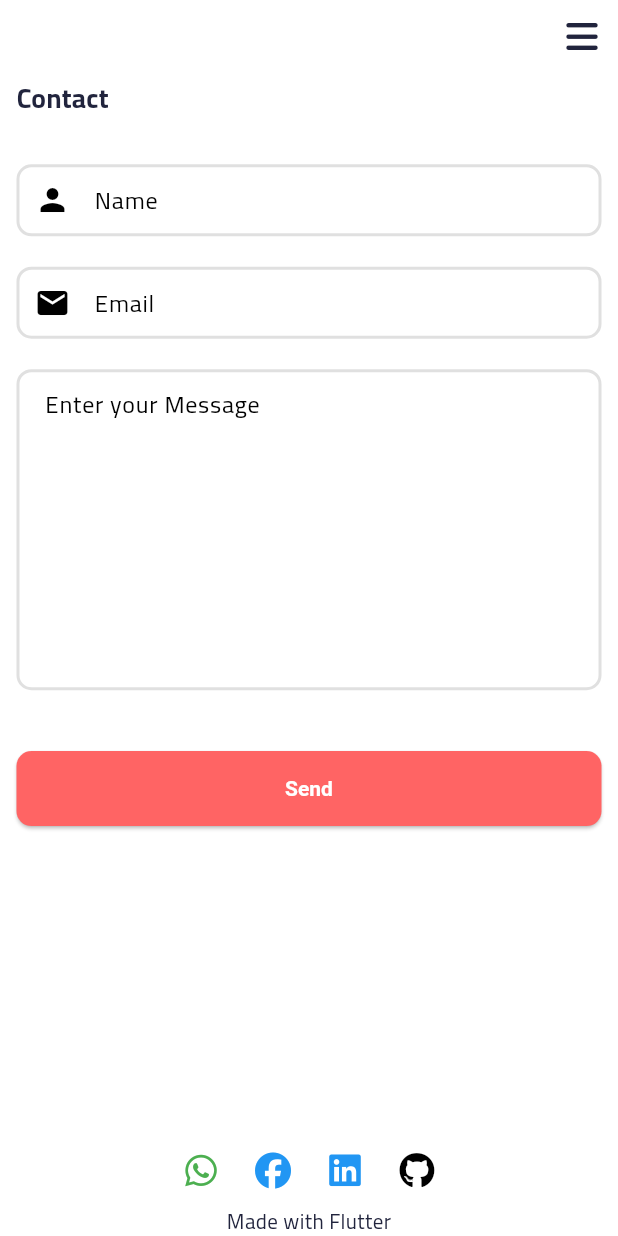
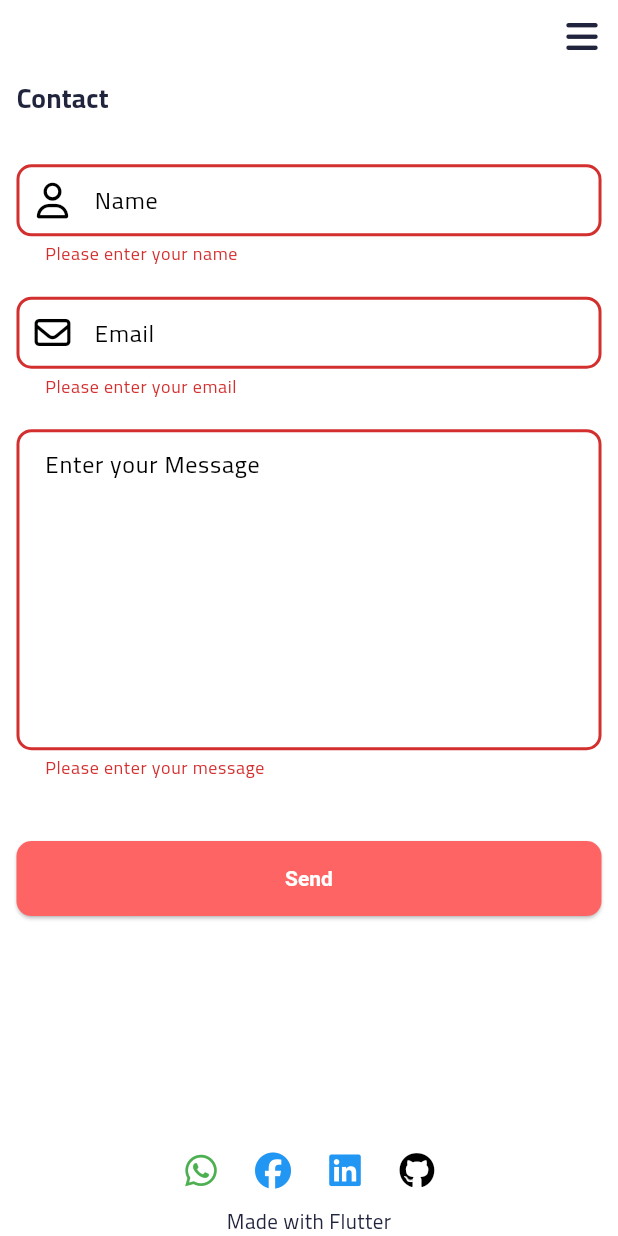
Before and after one commit to eng-mohamed-ibrahem/portfolio, a Flutter app: the Contact screen opened by its route, after a tap on "Send", on a phone screen of 412 x 824 dp. Run offline on Flutter 3.47's test engine with Material 3 defaults, Android fonts, the phone set to English and light mode, and no system bars; drawn by our look-alikes of auto_animated; our stand-ins replace avatar_glow, dio, easy_localization, flutter_bloc, flutter_screenutil, font_awesome_flutter and 2 more; missing offline and left inert: dart:html.

Commit message:
Provide EmailJS plateforme
- add EmailJS to handle sending emails to users who request service
- update cards

```diff
--- a/lib/config/l10n/translation/en.json
+++ b/lib/config/l10n/translation/en.json
@@ -19,6 +19,11 @@
         "name": "Name",
         "email": "Email",
         "message": "Enter your Message",
-        "send": "Send"
+        "send": "Send",
+        "message_sent": "Your message has been sent successfully",
+        "email_error": "Please enter a valid email address",
+        "email_req" : "Please enter your email",
+        "name_error": "Please enter your name",
+        "message_error": "Please enter your message"
     }
 }
--- a/lib/config/navigation/app_navigation.dart
+++ b/lib/config/navigation/app_navigation.dart
@@ -3,6 +3,7 @@ import 'package:flutter_bloc/flutter_bloc.dart';
 import "package:go_router/go_router.dart";
 import 'package:portfolio/config/navigation/pages.dart';
 import 'package:portfolio/config/navigation/routes_enum.dart';
+import 'package:portfolio/viewmodel/contact_viewmodel/contact_viewmodel.dart';
 import 'package:portfolio/viewmodel/main_viewmodel/main_viewmodel.dart';
 import 'package:portfolio/viewmodel/skills_viewmodel/skills_viewmodel.dart';
 
@@ -46,7 +47,10 @@ class AppNavigation {
           GoRoute(
             path: Routes.contact.path,
             name: Routes.contact.name,
-            builder: (context, state) => const Contact(),
+            builder: (context, state) => BlocProvider(
+              create: (context) => ContactViewmodel(),
+              child: const Contact(),
+            ),
           ),
         ],
       ),
--- a/lib/view/screens/contact/contact.dart
+++ b/lib/view/screens/contact/contact.dart
@@ -1,9 +1,13 @@
 import 'package:easy_localization/easy_localization.dart';
 import 'package:flutter/material.dart';
+import 'package:flutter_bloc/flutter_bloc.dart';
 import 'package:flutter_screenutil/flutter_screenutil.dart';
+import 'package:font_awesome_flutter/font_awesome_flutter.dart';
 import 'package:portfolio/config/themes/app_text_styles.dart';
 import 'package:portfolio/core/constants/app_colors.dart';
+import 'package:portfolio/model/message_model/message_model.dart';
 import 'package:portfolio/view/widgtes/input_field.dart';
+import 'package:portfolio/viewmodel/contact_viewmodel/contact_viewmodel.dart';
 
 class Contact extends StatefulWidget {
   const Contact({super.key});
@@ -16,7 +20,7 @@ class _ContactState extends State<Contact> {
   late final TextEditingController nameController;
   late final TextEditingController emailController;
   late final TextEditingController messageController;
-
+  final formKey = GlobalKey<FormState>();
   @override
   void initState() {
     nameController = TextEditingController();
@@ -30,13 +34,16 @@ class _ContactState extends State<Contact> {
     nameController.dispose();
     emailController.dispose();
     messageController.dispose();
+    formKey.currentState?.dispose();
     super.dispose();
   }
 
   @override
   Widget build(BuildContext context) {
     return Scaffold(
-      body: ListView(
+      body: Form(
+        key: formKey,
+        child: ListView(
           padding: EdgeInsets.symmetric(
             horizontal: MediaQuery.sizeOf(context).width > 600
                 ? MediaQuery.sizeOf(context).width * 0.12
@@ -52,22 +59,74 @@ class _ContactState extends State<Contact> {
             InputField(
               controller: nameController,
               hintText: "contact.name".tr(),
-            icon: const Icon(Icons.person),
+              icon: const Icon(FontAwesomeIcons.user),
+              validator: (text) {
+                if (text == null || text.isEmpty) {
+                  return "contact.name_error".tr();
+                }
+                return null;
+              },
             ),
             SizedBox(height: 20.h),
             InputField(
               controller: emailController,
               hintText: "contact.email".tr(),
-            icon: const Icon(Icons.email),
+              icon: const Icon(FontAwesomeIcons.envelope),
+              validator: (text) {
+                if (text == null || text.isEmpty) {
+                  return "contact.email_req".tr();
+                }
+                final emailRegex =
+                    RegExp(r'^[a-zA-Z0-9._%+-]+@[a-zA-Z0-9.-]+\.[a-zA-Z]{2,}$');
+                if (!emailRegex.hasMatch(text)) {
+                  return "contact.email_error".tr();
+                }
+                return null;
+              },
             ),
             SizedBox(height: 20.h),
             InputField(
               controller: messageController,
               hintText: "contact.message".tr(),
               maxLines: 8,
+              validator: (text) {
+                if (text == null || text.isEmpty) {
+                  return "contact.message_error".tr();
+                }
+                return null;
+              },
             ),
             SizedBox(height: 40.h),
-          ElevatedButton(
+            BlocConsumer<ContactViewmodel, ContactViewmodelState>(
+              listener: (context, state) {
+                if (state is SendMessageSuccessState) {
+                  ScaffoldMessenger.of(context).showSnackBar(
+                    SnackBar(
+                      content: Text(
+                        "contact.message_sent".tr(),
+                        style: AppTextStyles.bodySmall,
+                        textAlign: TextAlign.center,
+                      ),
+                      backgroundColor: Colors.green,
+                    ),
+                  );
+                  messageController.clear();
+                }
+                if (state is SendMessageErrorState) {
+                  ScaffoldMessenger.of(context).showSnackBar(
+                    SnackBar(
+                      content: Text(
+                        state.message,
+                        style: AppTextStyles.bodySmall,
+                        textAlign: TextAlign.center,
+                      ),
+                      backgroundColor: AppColors.primary,
+                    ),
+                  );
+                }
+              },
+              builder: (context, state) {
+                return ElevatedButton(
                   style: ElevatedButton.styleFrom(
                     fixedSize: Size(MediaQuery.sizeOf(context).width * 0.5, 50),
                     shape: RoundedRectangleBorder(
@@ -75,16 +134,33 @@ class _ContactState extends State<Contact> {
                     ),
                     textStyle: AppTextStyles.textButton,
                   ),
-            onPressed: () {},
-            child: Text(
+                  onPressed: () {
+                    if (formKey.currentState!.validate()) {
+                      context.read<ContactViewmodel>().sendMessage(
+                            MessageModel(
+                              name: nameController.text,
+                              email: emailController.text,
+                              message: messageController.text,
+                            ),
+                          );
+                    }
+                  },
+                  child: state is SendMessageLoadingState
+                      ? const CircularProgressIndicator(
+                          color: AppColors.wight,
+                        )
+                      : Text(
                           "contact.send".tr(),
                           style: AppTextStyles.textButton.copyWith(
                             color: AppColors.wight,
                             fontWeight: FontWeight.bold,
                           ),
                         ),
+                );
+              },
             ),
           ],
+        ),
       ),
     );
   }
--- a/lib/view/widgtes/input_field.dart
+++ b/lib/view/widgtes/input_field.dart
@@ -8,23 +8,39 @@ class InputField extends StatelessWidget {
     required this.controller,
     this.icon,
     this.maxLines,
+    this.validator,
   });
   final String hintText;
   final TextEditingController controller;
   final Widget? icon;
   final int? maxLines;
+  final String? Function(String? text)? validator;
 
   @override
   Widget build(BuildContext context) {
     return TextFormField(
       controller: controller,
+      validator: validator,
+      autovalidateMode: AutovalidateMode.onUserInteraction,
       decoration: InputDecoration(
-        // border: InputBorder.none,
-        // focusedBorder: InputBorder.none,
         enabledBorder: OutlineInputBorder(
           borderRadius: BorderRadius.circular(10),
           borderSide: const BorderSide(
             color: Color.fromRGBO(224, 224, 224, 1),
+            width: 2,
+          ),
+        ),
+        border: OutlineInputBorder(
+          borderRadius: BorderRadius.circular(10),
+          borderSide: const BorderSide(
+            color: Color.fromRGBO(224, 224, 224, 1),
+            width: 2,
+          ),
+        ),
+        errorBorder: OutlineInputBorder(
+          borderRadius: BorderRadius.circular(10),
+          borderSide: BorderSide(
+            color: Colors.red[700]!,
             width: 2,
           ),
         ),
@@ -35,8 +51,6 @@ class InputField extends StatelessWidget {
             width: 2,
           ),
         ),
-        // errorBorder: InputBorder.none,
-        // disabledBorder: InputBorder.none,
         contentPadding: const EdgeInsets.only(
           left: 15,
           bottom: 11,
--- a/lib/view/widgtes/work_card.dart
+++ b/lib/view/widgtes/work_card.dart
@@ -115,7 +115,7 @@ class WorkCard extends StatelessWidget {
           clipBehavior: Clip.antiAlias,
           child: Image.asset(
             work.thumbnail!,
-            fit: BoxFit.contain,
+            fit: isWideScreen ? BoxFit.cover : BoxFit.fill,
           ),
         ),
         Text(
--- a/lib/viewmodel/contact_viewmodel/contact_viewmodel.dart
+++ b/lib/viewmodel/contact_viewmodel/contact_viewmodel.dart
@@ -1,4 +1,8 @@
+import 'dart:convert';
+
+import 'package:flutter/material.dart';
 import 'package:flutter_bloc/flutter_bloc.dart';
+import 'package:http/http.dart' as http;
 import 'package:portfolio/model/message_model/message_model.dart';
 
 part 'contact_viewmodel_state.dart';
@@ -6,7 +10,34 @@ part 'contact_viewmodel_state.dart';
 class ContactViewmodel extends Cubit<ContactViewmodelState> {
   ContactViewmodel() : super(ContactViewmodelInitial());
 
-  void sendMessage(MessageModel message) {
-    emit(SendMessageState());
+  void sendMessage(MessageModel message) async {
+    emit(SendMessageLoadingState());
+
+    try {
+      final url = Uri.parse('https://api.emailjs.com/api/v1.0/email/send');
+      var response = await http.post(
+        url,
+        headers: {'Content-Type': 'application/json'},
+        body: jsonEncode({
+          'service_id': 'service_ghu8t4c',
+          'template_id': 'template_6aunamf',
+          'user_id': 'hz_Ugnjx2G1hFD8DD',
+          'template_params': {
+            'user_name': message.name, // Sender's name
+            'user_email': message.email, // Sender's email
+            'user_message': message.message, // The message
+            // 'to_email': recipientEmail // Specific user to receive the email
+          },
+        }),
+      );
+      if (response.statusCode == 200) {
+        emit(SendMessageSuccessState());
+      } else {
+        emit(SendMessageErrorState("Failed to send email."));
+      }
+    } catch (e) {
+      debugPrint(e.toString());
+      emit(SendMessageErrorState(e.toString()));
+    }
   }
 }
```
Lines whose indentation alone changed are shown as unchanged.
